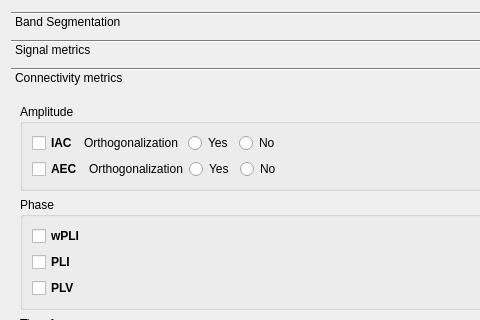
Old version of the form parameters.ui in the repository medusabci/medusa-analyzer; both pictures show x 0 to 480 and y 0 to 320 of the 583 by 609 pixel window.
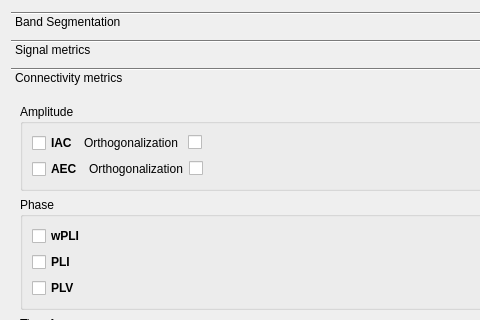
New version of the form. The open tabs and pages were chosen to show the change.

Commit message: New filter profile plots in preprocessing.py and fixed ortButtons in parameters.py

Diff of the .ui file:
```diff
--- a/parameters.ui
+++ b/parameters.ui
@@ -1143,16 +1143,9 @@
              </widget>
             </item>
             <item>
-             <widget class="QRadioButton" name="iacyesRButton">
+             <widget class="QCheckBox" name="iacortButton">
               <property name="text">
-               <string>Yes</string>
-              </property>
-             </widget>
-            </item>
-            <item>
-             <widget class="QRadioButton" name="iacnoRButton">
-              <property name="text">
-               <string>No</string>
+               <string/>
               </property>
              </widget>
             </item>
@@ -1197,16 +1190,9 @@
              </widget>
             </item>
             <item>
-             <widget class="QRadioButton" name="aecyesRButton">
+             <widget class="QCheckBox" name="aecortButton">
               <property name="text">
-               <string>Yes</string>
-              </property>
-             </widget>
-            </item>
-            <item>
-             <widget class="QRadioButton" name="aecnoRButton">
-              <property name="text">
-               <string>No</string>
+               <string/>
               </property>
              </widget>
             </item>
```
Left out of the diff: 6 changed lines with no effect on the pictures. The commit also changes 13 other files.
